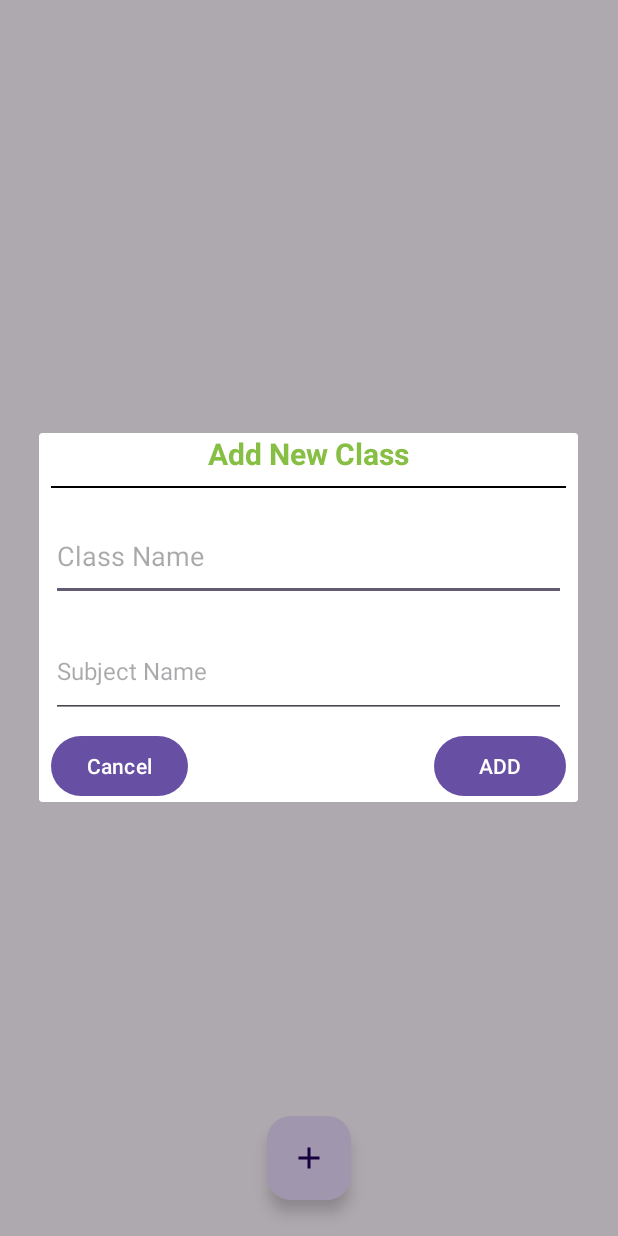
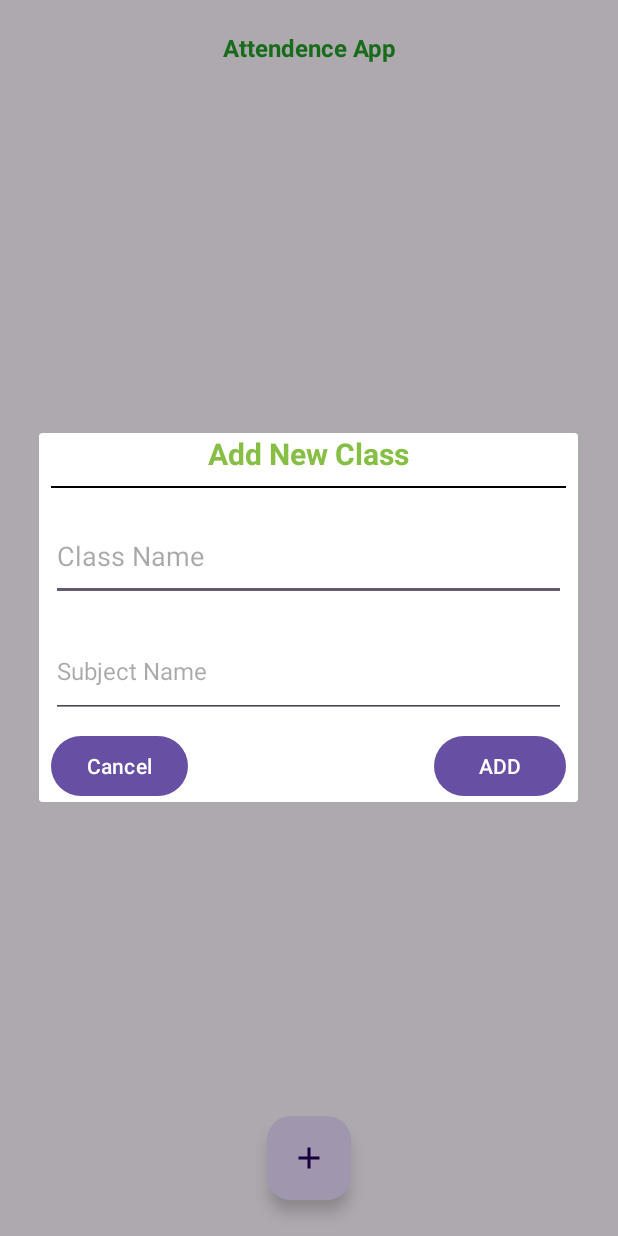
Before and after one commit to Md-Rabiul-Islam75/attendance-app-project-final, an Android app: the screen it shows after launch (MainActivity), after a tap on an icon or button, on a phone screen of 412 x 824 dp. Run offline under Robolectric (Android 15) with nearby library versions, the phone set to English and light mode, and no system bars.

Commit message:
5th day task completed

```diff
--- a/app/src/main/java/com/example/projectnew/MainActivity.java
+++ b/app/src/main/java/com/example/projectnew/MainActivity.java
@@ -2,6 +2,7 @@ package com.example.projectnew;
 
 import androidx.appcompat.app.AlertDialog;
 import androidx.appcompat.app.AppCompatActivity;
+import androidx.appcompat.widget.Toolbar;
 import androidx.recyclerview.widget.LinearLayoutManager;
 import androidx.recyclerview.widget.RecyclerView;
 
@@ -11,6 +12,9 @@ import android.view.LayoutInflater;
 import android.view.View;
 import android.widget.Button;
 import android.widget.EditText;
+import android.widget.ImageButton;
+import android.widget.TextView;
+
 
 import com.google.android.material.floatingactionbutton.FloatingActionButton;
 
@@ -25,6 +29,7 @@ public class MainActivity extends AppCompatActivity {
     RecyclerView.LayoutManager layoutManager;
 
     ArrayList<ClassItem> classItems = new ArrayList<>();
+    Toolbar toolbar;
 
 
 
@@ -44,6 +49,22 @@ public class MainActivity extends AppCompatActivity {
         classAdapter = new ClassAdapter(this,classItems);
         recyclerView.setAdapter(classAdapter);
         classAdapter.setOnItemClickListener(position -> gotoItemActivity(position));
+
+        setToolbar();
+    }
+
+    private void setToolbar() {
+        toolbar = findViewById(R.id.toolbar);
+        TextView title = toolbar.findViewById(R.id.title_toolbar);
+        TextView subtitle = toolbar.findViewById(R.id.subtitle_toolbar);
+        ImageButton back = toolbar.findViewById(R.id.back);
+        ImageButton save = toolbar.findViewById(R.id.save);
+
+
+        title.setText("Attendence App");
+        subtitle.setVisibility(View.GONE);
+        back.setVisibility(View.INVISIBLE);
+        save.setVisibility(View.INVISIBLE);
     }
 
     private void gotoItemActivity(int position) {
--- a/app/src/main/java/com/example/projectnew/StudentActivity.java
+++ b/app/src/main/java/com/example/projectnew/StudentActivity.java
@@ -1,24 +1,56 @@
 package com.example.projectnew;
 
+import android.content.Intent;
 import android.os.Bundle;
+import android.view.View;
+import android.widget.ImageButton;
+import android.widget.TextView;
+
 
 import androidx.activity.EdgeToEdge;
 import androidx.appcompat.app.AppCompatActivity;
+import androidx.appcompat.widget.Toolbar;
 import androidx.core.graphics.Insets;
 import androidx.core.view.ViewCompat;
 import androidx.core.view.WindowInsetsCompat;
 
 public class StudentActivity extends AppCompatActivity {
 
+    Toolbar toolbar;
+    private String className;
+    private String subjectName;
+
+    private int position;
+
     @Override
     protected void onCreate(Bundle savedInstanceState) {
         super.onCreate(savedInstanceState);
         EdgeToEdge.enable(this);
         setContentView(R.layout.activity_student);
-        ViewCompat.setOnApplyWindowInsetsListener(findViewById(R.id.main), (v, insets) -> {
-            Insets systemBars = insets.getInsets(WindowInsetsCompat.Type.systemBars());
-            v.setPadding(systemBars.left, systemBars.top, systemBars.right, systemBars.bottom);
-            return insets;
-        });
+
+
+        Intent intent = getIntent();
+        className = intent.getStringExtra("className");
+        subjectName = intent.getStringExtra("subjectName");
+        position = intent.getIntExtra("position",-1);
+
+        setToolbar();
+
+    }
+
+    private void setToolbar() {
+        toolbar = findViewById(R.id.toolbar);
+        TextView title = toolbar.findViewById(R.id.title_toolbar);
+        TextView subtitle = toolbar.findViewById(R.id.subtitle_toolbar);
+        ImageButton back = toolbar.findViewById(R.id.back);
+        ImageButton save = toolbar.findViewById(R.id.save);
+
+
+        title.setText(className);
+        subtitle.setText(subjectName);
+
+       back.setOnClickListener(v->onBackPressed());
+
+
     }
 }
--- /dev/null
+++ b/app/src/main/res/drawable/icon_back.xml
@@ -0,0 +1,5 @@
+<vector xmlns:android="http://schemas.android.com/apk/res/android" android:autoMirrored="true" android:height="24dp" android:tint="#FFFFFF" android:viewportHeight="24" android:viewportWidth="24" android:width="24dp">
+
+    <path android:fillColor="@android:color/white" android:pathData="M20,11H7.83l5.59,-5.59L12,4l-8,8 8,8 1.41,-1.41L7.83,13H20v-2z"/>
+
+</vector>
--- /dev/null
+++ b/app/src/main/res/drawable/icon_save.xml
@@ -0,0 +1,5 @@
+<vector xmlns:android="http://schemas.android.com/apk/res/android" android:height="24dp" android:tint="#FFFFFF" android:viewportHeight="24" android:viewportWidth="24" android:width="24dp">
+
+    <path android:fillColor="@android:color/white" android:pathData="M20,12l-1.41,-1.41L13,16.17V4h-2v12.17l-5.58,-5.59L4,12l8,8 8,-8z"/>
+
+</vector>
--- a/app/src/main/res/layout/activity_main.xml
+++ b/app/src/main/res/layout/activity_main.xml
@@ -5,6 +5,10 @@
     android:layout_width="match_parent"
     android:layout_height="match_parent"
     tools:context=".MainActivity">
+
+    <include
+        android:id="@+id/toolbarMain"
+        layout="@layout/toolbar"/>
 
 <com.google.android.material.floatingactionbutton.FloatingActionButton
     android:id="@+id/fab_main"
@@ -17,6 +21,7 @@
 />
 
     <androidx.recyclerview.widget.RecyclerView
+        android:layout_below="@+id/toolbarMain"
         android:id="@+id/recyclerview"
         android:layout_width="match_parent"
         android:layout_height="match_parent"
--- a/app/src/main/res/layout/activity_student.xml
+++ b/app/src/main/res/layout/activity_student.xml
@@ -7,4 +7,8 @@
     android:layout_height="match_parent"
     tools:context=".StudentActivity">
 
+    <include
+        android:id="@+id/toolbarStudent"
+        layout="@layout/toolbar"/>
+
 </androidx.constraintlayout.widget.ConstraintLayout>
--- /dev/null
+++ b/app/src/main/res/layout/toolbar.xml
@@ -0,0 +1,70 @@
+<?xml version="1.0" encoding="utf-8"?>
+<com.google.android.material.appbar.AppBarLayout xmlns:android="http://schemas.android.com/apk/res/android"
+    android:layout_width="match_parent"
+    android:layout_height="wrap_content">
+    <androidx.appcompat.widget.Toolbar
+        android:id="@+id/toolbar"
+        android:layout_width="match_parent"
+        android:layout_height="wrap_content"
+     >
+
+
+        <RelativeLayout
+            android:layout_width="match_parent"
+            android:layout_height="wrap_content"
+            android:layout_marginRight="16dp">
+            <ImageButton
+                android:id="@+id/back"
+                android:layout_width="wrap_content"
+                android:layout_height="wrap_content"
+                android:layout_centerVertical="true"
+                android:background="@android:color/transparent"
+                android:src="@drawable/icon_back"/>
+
+            <LinearLayout
+                android:layout_width="match_parent"
+                android:layout_height="wrap_content"
+                android:layout_centerVertical="true"
+                android:layout_marginRight="36dp"
+                android:layout_marginLeft="36dp"
+                android:orientation="vertical">
+
+                <TextView
+                    android:id="@+id/title_toolbar"
+                    android:layout_width="match_parent"
+                    android:layout_height="wrap_content"
+                    android:gravity="center_horizontal"
+                    android:text="Title"
+                    android:textColor="#239C28"
+                    android:textSize="16sp"
+                    android:textStyle="bold"/>
+
+                <TextView
+                    android:id="@+id/subtitle_toolbar"
+                    android:layout_width="match_parent"
+                    android:layout_height="wrap_content"
+                    android:gravity="center_horizontal"
+                    android:text="Subtitle"
+                    android:textSize="12sp"
+                    android:textColor="#239C28"
+                    android:textStyle="bold"/>
+
+            </LinearLayout>
+
+            <ImageButton
+                android:id="@+id/save"
+                android:layout_width="wrap_content"
+                android:layout_height="wrap_content"
+                android:background="@android:color/transparent"
+                android:src="@drawable/icon_save"
+                android:layout_alignParentRight="true"
+                android:layout_centerVertical="true"/>
+
+
+        </RelativeLayout>
+
+    </androidx.appcompat.widget.Toolbar>
+
+
+
+</com.google.android.material.appbar.AppBarLayout>
--- /dev/null
+++ b/app/src/main/res/values/styles.xml
@@ -0,0 +1,7 @@
+<resources>
+<!--Base application theme-->
+
+    <style name="AppTheme" parent="Theme.AppCompat.Light.NoActionBar"></style>
+<!-- Customize your theme here.   -->
+<!--     <item name="colorPrimary">@color/colorPrimary</item>-->
+</resources>
```
